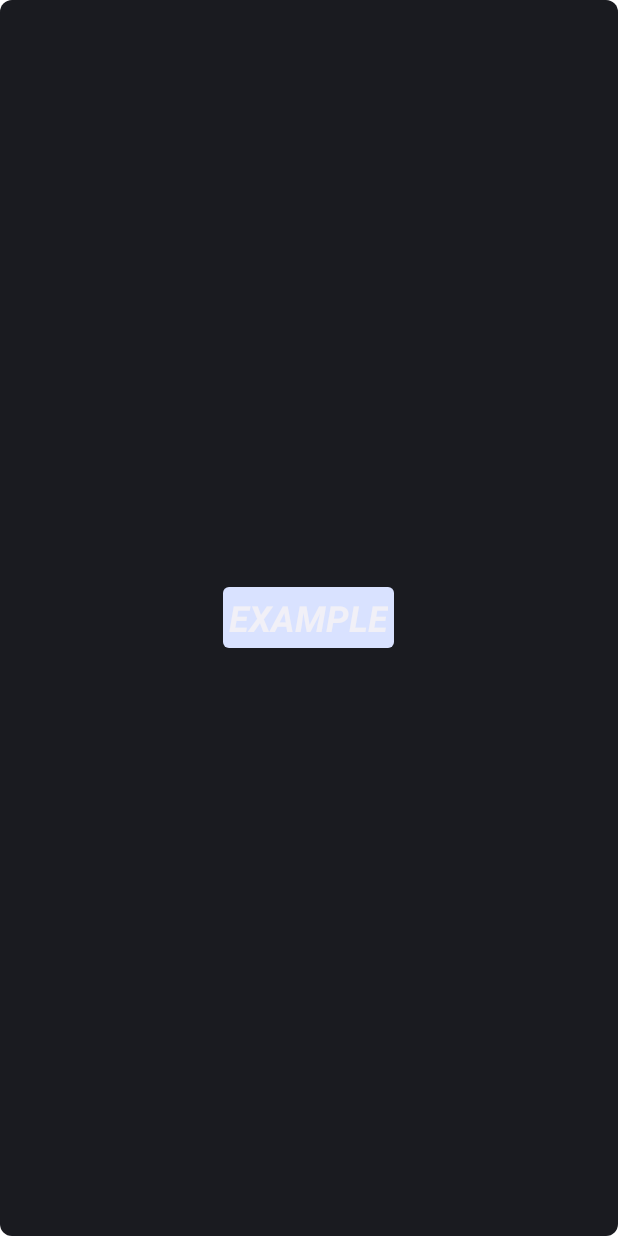
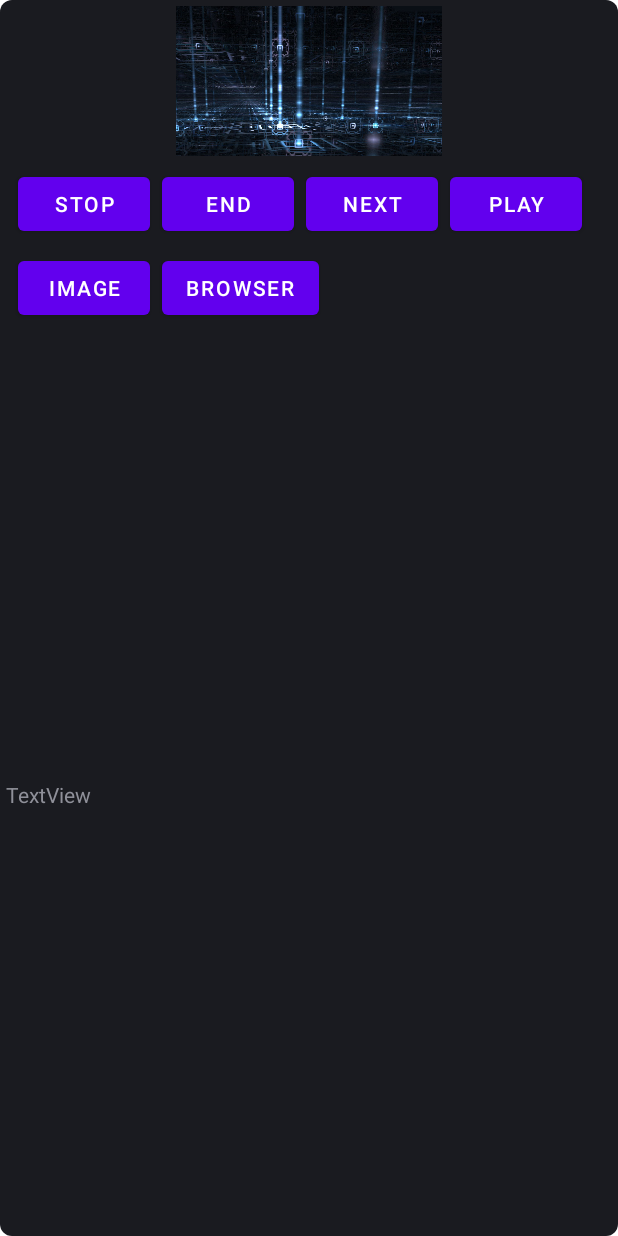
Before and after one commit to Ventinarii/SMB_PK, an Android app: the layout m_p5.xml on its own in the app's theme, with its tools: preview values and no code run, on a phone screen of 412 x 824 dp. Run offline under Robolectric (Android 15) with nearby library versions, the phone set to English and light mode, and no system bars.

Commit message:
Fixing UI

```diff
--- a/app/src/main/res/layout/m_p5.xml
+++ b/app/src/main/res/layout/m_p5.xml
@@ -1,19 +1,90 @@
-<RelativeLayout xmlns:android="http://schemas.android.com/apk/res/android"
+<androidx.constraintlayout.widget.ConstraintLayout xmlns:android="http://schemas.android.com/apk/res/android"
+    xmlns:app="http://schemas.android.com/apk/res-auto"
+    xmlns:tools="http://schemas.android.com/tools"
+    android:id="@+id/relativeLayout"
     style="@style/Widget.S17149.AppWidget.Container"
     android:layout_width="match_parent"
     android:layout_height="match_parent"
     android:theme="@style/Theme.S17149.AppWidgetContainer">
 
-    <TextView
-        android:id="@+id/appwidget_text"
-        style="@style/Widget.S17149.AppWidget.InnerView"
+    <Button
+        android:id="@+id/Play"
         android:layout_width="wrap_content"
         android:layout_height="wrap_content"
-        android:layout_centerHorizontal="true"
-        android:layout_centerVertical="true"
-        android:layout_margin="8dp"
-        android:contentDescription="@string/appwidget_text"
-        android:text="@string/appwidget_text"
-        android:textSize="24sp"
-        android:textStyle="bold|italic" />
-</RelativeLayout>
+        android:layout_marginStart="8dp"
+        android:layout_marginTop="8dp"
+        android:text="Play"
+        app:layout_constraintStart_toEndOf="@+id/Next"
+        app:layout_constraintTop_toBottomOf="@+id/imageView" />
+
+    <Button
+        android:id="@+id/Stop"
+        android:layout_width="wrap_content"
+        android:layout_height="wrap_content"
+        android:layout_marginStart="8dp"
+        android:layout_marginTop="8dp"
+        android:text="Stop"
+        app:layout_constraintStart_toStartOf="parent"
+        app:layout_constraintTop_toBottomOf="@+id/imageView" />
+
+    <Button
+        android:id="@+id/End"
+        android:layout_width="wrap_content"
+        android:layout_height="wrap_content"
+        android:layout_marginStart="8dp"
+        android:layout_marginTop="8dp"
+        android:text="End"
+        app:layout_constraintStart_toEndOf="@+id/Stop"
+        app:layout_constraintTop_toBottomOf="@+id/imageView" />
+
+    <Button
+        android:id="@+id/Next"
+        android:layout_width="wrap_content"
+        android:layout_height="wrap_content"
+        android:layout_marginStart="8dp"
+        android:layout_marginTop="8dp"
+        android:text="Next"
+        app:layout_constraintStart_toEndOf="@+id/End"
+        app:layout_constraintTop_toBottomOf="@+id/imageView" />
+
+    <Button
+        android:id="@+id/Browser"
+        android:layout_width="wrap_content"
+        android:layout_height="wrap_content"
+        android:layout_marginStart="8dp"
+        android:layout_marginTop="8dp"
+        android:text="Browser"
+        app:layout_constraintStart_toEndOf="@+id/Image"
+        app:layout_constraintTop_toBottomOf="@+id/End" />
+
+    <Button
+        android:id="@+id/Image"
+        android:layout_width="wrap_content"
+        android:layout_height="wrap_content"
+        android:layout_marginStart="8dp"
+        android:layout_marginTop="8dp"
+        android:text="Image"
+        app:layout_constraintStart_toStartOf="parent"
+        app:layout_constraintTop_toBottomOf="@+id/Stop" />
+
+    <ImageView
+        android:id="@+id/imageView"
+        android:layout_width="0dp"
+        android:layout_height="100dp"
+        app:layout_constraintBottom_toBottomOf="parent"
+        app:layout_constraintEnd_toEndOf="parent"
+        app:layout_constraintStart_toStartOf="parent"
+        app:layout_constraintTop_toTopOf="parent"
+        app:layout_constraintVertical_bias="0.0"
+        app:srcCompat="@drawable/wallper" />
+
+    <TextView
+        android:id="@+id/textView"
+        android:layout_width="0dp"
+        android:layout_height="300dp"
+        android:text="TextView"
+        app:layout_constraintBottom_toBottomOf="parent"
+        app:layout_constraintEnd_toEndOf="parent"
+        app:layout_constraintStart_toStartOf="parent" />
+
+</androidx.constraintlayout.widget.ConstraintLayout>
```
Also changed, not shown: app/src/main/AndroidManifest.xml (+13 -1 lines), app/src/main/java/com/example/s17149/MP5.kt (+4 -4 lines), app/src/main/java/com/example/s17149/Test.kt (added, +45 -0 lines), app/src/main/res/layout/test.xml (added, +19 -0 lines), app/src/main/res/xml/test_info.xml (added, +11 -0 lines), app/src/main/res/drawable-v24/space.jpg (added), app/src/main/res/drawable-v24/wallper.jpg (added), 2 other files.
